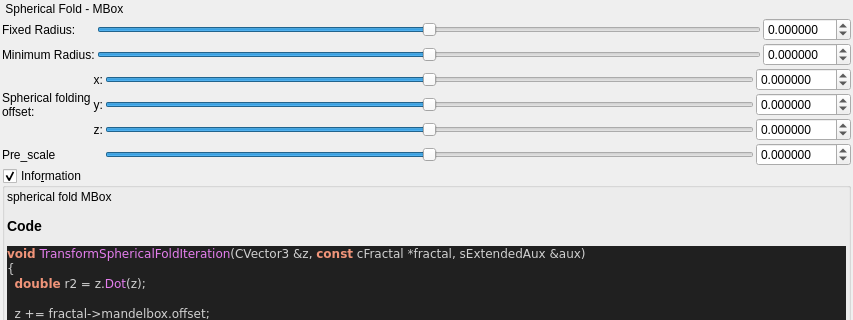
First picture: the form in mandelbulber2/qt_data/fractal_transf_spherical_fold.ui, repository buddhi1980/mandelbulber2, before the edit; both pictures show x 0 to 853 and y 0 to 320 of the 853 by 987 pixel window.
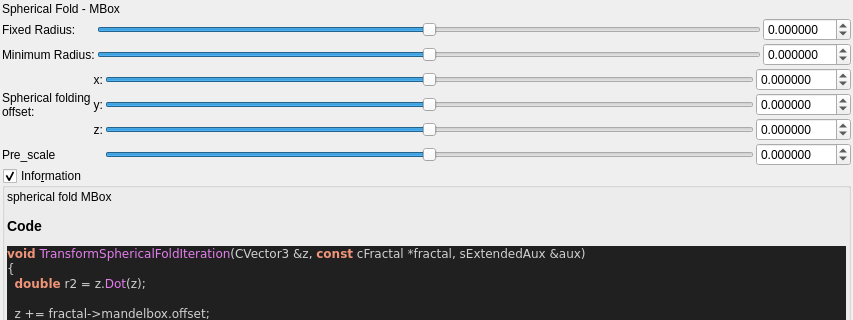
Second picture: the form after the edit. Custom widgets are drawn as their Qt base class.

What changed in the file:
```diff
--- a/mandelbulber2/qt_data/fractal_transf_spherical_fold.ui
+++ b/mandelbulber2/qt_data/fractal_transf_spherical_fold.ui
@@ -32,7 +32,7 @@
    <item>
     <widget class="QLabel" name="label_17">
      <property name="text">
-      <string> Spherical Fold - MBox</string>
+      <string>Spherical Fold - MBox</string>
      </property>
     </widget>
    </item>
```
